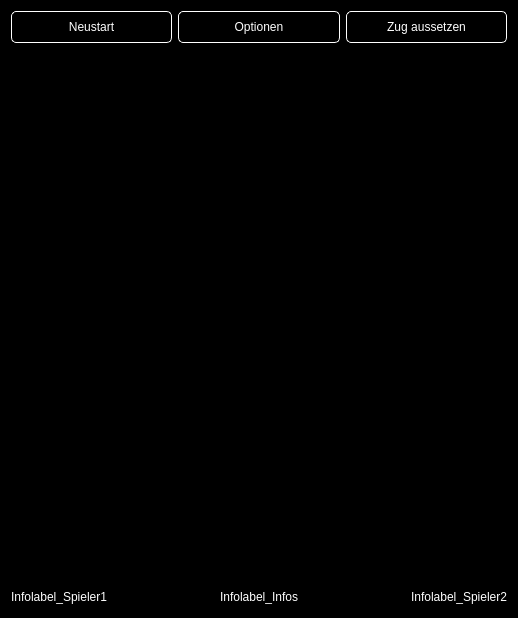
This is gamewidget.ui in Rhagnur/BelegReversi as Qt 5 draws it before an edit. The edited form follows.
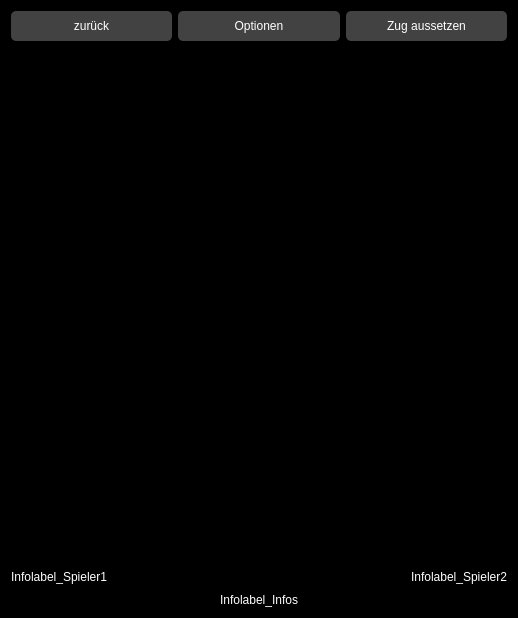
This is the edited form.

What changed in the file:
```diff
--- a/gamewidget.ui
+++ b/gamewidget.ui
@@ -30,26 +30,24 @@
          <item>
           <widget class="QPushButton" name="pushButton">
            <property name="styleSheet">
-            <string notr="true">background-color: rgb(0, 0, 0);
+            <string notr="true">background-color: #424242;
 font: 75 12pt &quot;Verdana&quot;;
-color: rgb(255, 255, 255);
+color: #FFF;
 height: 30px;
-border: 1px solid white;
 border-radius: 5px;</string>
            </property>
            <property name="text">
-            <string>Neustart</string>
+            <string>zurück</string>
            </property>
           </widget>
          </item>
          <item>
           <widget class="QPushButton" name="pushButton_3">
            <property name="styleSheet">
-            <string notr="true">background-color: rgb(0, 0, 0);
+            <string notr="true">background-color: #424242;
 font: 75 12pt &quot;Verdana&quot;;
-color: rgb(255, 255, 255);
+color: #FFF;
 height: 30px;
-border: 1px solid white;
 border-radius: 5px;</string>
            </property>
            <property name="text">
@@ -60,11 +58,10 @@
          <item>
           <widget class="QPushButton" name="pushButton_2">
            <property name="styleSheet">
-            <string notr="true">background-color: rgb(0, 0, 0);
+            <string notr="true">background-color: #424242;
 font: 75 12pt &quot;Verdana&quot;;
-color: rgb(255, 255, 255);
+color: #FFF;
 height: 30px;
-border: 1px solid white;
 border-radius: 5px;</string>
            </property>
            <property name="text">
@@ -139,47 +136,14 @@
          </property>
         </widget>
        </item>
-       <item>
-        <spacer name="horizontalSpacer_2">
-         <property name="orientation">
-          <enum>Qt::Horizontal</enum>
-         </property>
-         <property name="sizeType">
-          <enum>QSizePolicy::Fixed</enum>
-         </property>
-         <property name="sizeHint" stdset="0">
-          <size>
-           <width>10</width>
-           <height>20</height>
-          </size>
-         </property>
-        </spacer>
-       </item>
-       <item>
-        <widget class="QLabel" name="label">
-         <property name="styleSheet">
-          <string notr="true">color: rgb(255, 255, 255);
-font: 10pt &quot;Verdana&quot;;</string>
-         </property>
-         <property name="text">
-          <string>Infolabel_Infos</string>
-         </property>
-         <property name="alignment">
-          <set>Qt::AlignCenter</set>
-         </property>
-        </widget>
-       </item>
        <item>
         <spacer name="horizontalSpacer">
          <property name="orientation">
           <enum>Qt::Horizontal</enum>
          </property>
-         <property name="sizeType">
-          <enum>QSizePolicy::Fixed</enum>
-         </property>
          <property name="sizeHint" stdset="0">
           <size>
-           <width>10</width>
+           <width>40</width>
            <height>20</height>
           </size>
          </property>
@@ -219,6 +183,26 @@
        </item>
       </layout>
      </item>
+     <item>
+      <widget class="QLabel" name="label">
+       <property name="minimumSize">
+        <size>
+         <width>0</width>
+         <height>0</height>
+        </size>
+       </property>
+       <property name="styleSheet">
+        <string notr="true">color: rgb(255, 255, 255);
+font: 10pt &quot;Verdana&quot;;</string>
+       </property>
+       <property name="text">
+        <string>Infolabel_Infos</string>
+       </property>
+       <property name="alignment">
+        <set>Qt::AlignCenter</set>
+       </property>
+      </widget>
+     </item>
     </layout>
    </item>
   </layout>
```
Left out of the diff: 6 changed lines with no effect on the pictures.
